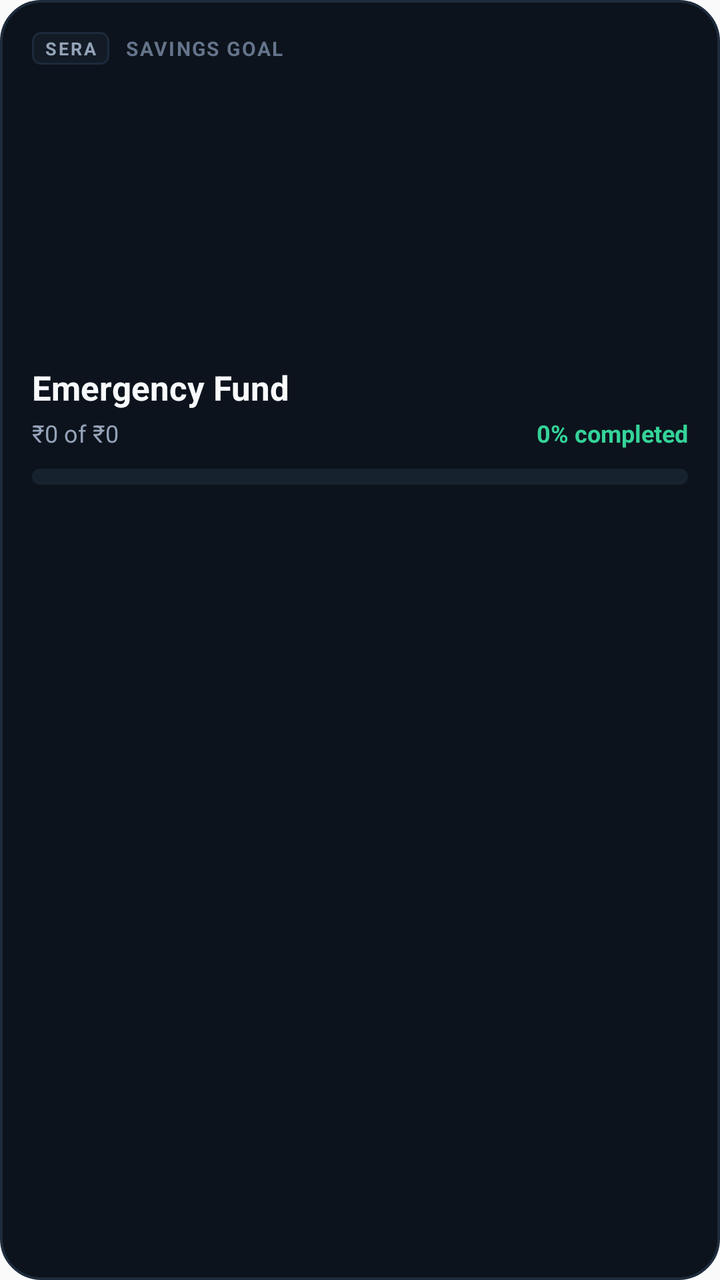
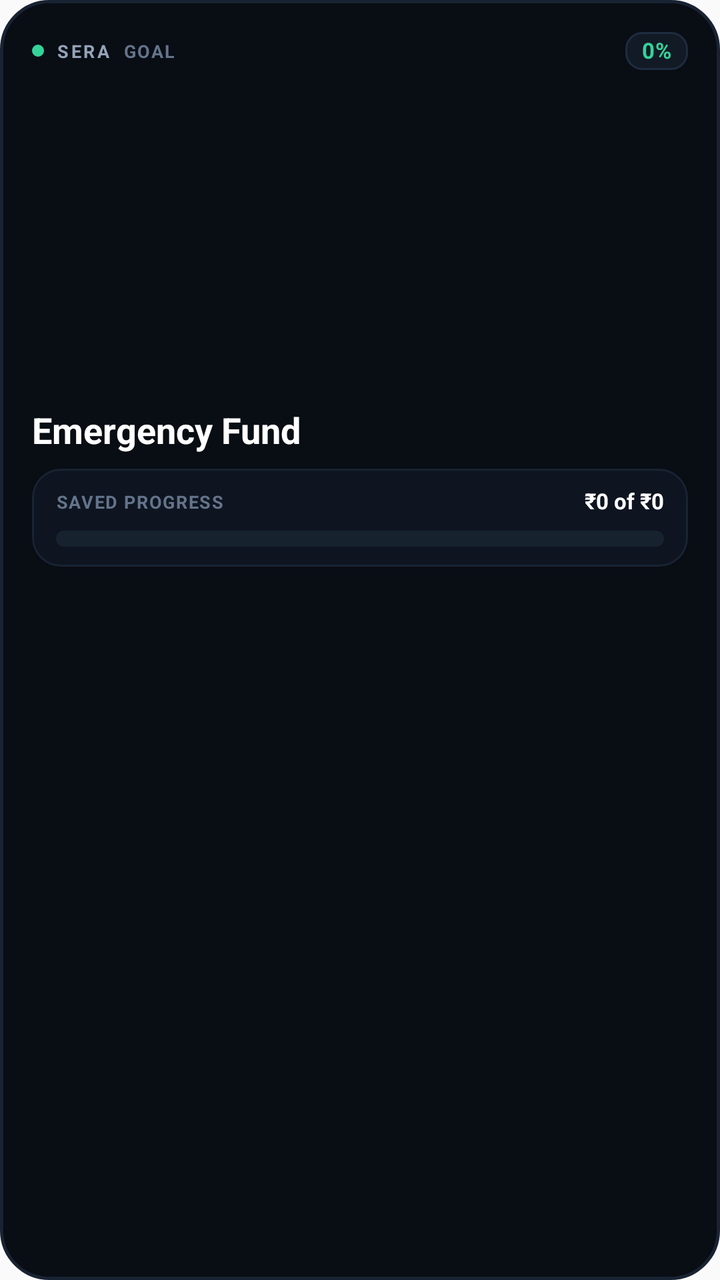

The first picture is an Android layout as it rendered before a commit; the second is the same layout after the commit. The layout source and the unified diff follow.
<!-- AndroidManifest.xml: application theme AppTheme -->
<!-- res/layout/sera_widget_goal.xml -->
<?xml version="1.0" encoding="utf-8"?>
<LinearLayout xmlns:android="http://schemas.android.com/apk/res/android"
    android:id="@+id/widget_goal_root"
    android:layout_width="match_parent"
    android:layout_height="match_parent"
    android:background="@drawable/widget_card_bg"
    android:orientation="vertical"
    android:padding="16dp">

    
    <LinearLayout
        android:layout_width="match_parent"
        android:layout_height="wrap_content"
        android:gravity="center_vertical"
        android:orientation="horizontal">

        <TextView
            android:layout_width="wrap_content"
            android:layout_height="wrap_content"
            android:background="@drawable/widget_pill_badge_bg"
            android:letterSpacing="0.12"
            android:paddingStart="6dp"
            android:paddingTop="2dp"
            android:paddingEnd="6dp"
            android:paddingBottom="2dp"
            android:text="SERA"
            android:textColor="#94A3B8"
            android:textSize="9sp"
            android:textStyle="bold" />

        <TextView
            android:layout_width="wrap_content"
            android:layout_height="wrap_content"
            android:layout_marginStart="8dp"
            android:ellipsize="end"
            android:letterSpacing="0.08"
            android:maxLines="1"
            android:text="SAVINGS GOAL"
            android:textColor="#64748B"
            android:textSize="10sp"
            android:textStyle="bold" />
    </LinearLayout>

    
    <FrameLayout
        android:layout_width="match_parent"
        android:layout_height="0dp"
        android:layout_weight="0.4" />

    <TextView
        android:id="@+id/widget_goal_title"
        android:layout_width="wrap_content"
        android:layout_height="wrap_content"
        android:ellipsize="end"
        android:includeFontPadding="false"
        android:maxLines="1"
        android:text="Emergency Fund"
        android:textColor="#F8FAFC"
        android:textSize="17sp"
        android:textStyle="bold" />

    <LinearLayout
        android:layout_width="match_parent"
        android:layout_height="wrap_content"
        android:layout_marginTop="6dp"
        android:gravity="center_vertical"
        android:orientation="horizontal">

        <TextView
            android:id="@+id/widget_goal_amounts"
            android:layout_width="0dp"
            android:layout_height="wrap_content"
            android:layout_weight="1"
            android:ellipsize="end"
            android:includeFontPadding="false"
            android:maxLines="1"
            android:text="₹0 of ₹0"
            android:textColor="#94A3B8"
            android:textSize="12sp" />

        <TextView
            android:id="@+id/widget_goal_percent"
            android:layout_width="wrap_content"
            android:layout_height="wrap_content"
            android:includeFontPadding="false"
            android:maxLines="1"
            android:text="0% completed"
            android:textColor="#34D399"
            android:textSize="12sp"
            android:textStyle="bold" />
    </LinearLayout>

    <ProgressBar
        android:id="@+id/widget_goal_progress"
        style="?android:attr/progressBarStyleHorizontal"
        android:layout_width="match_parent"
        android:layout_height="8dp"
        android:layout_marginTop="10dp"
        android:max="100"
        android:progress="0"
        android:progressDrawable="@drawable/widget_progress_bar" />

    
    <FrameLayout
        android:layout_width="match_parent"
        android:layout_height="0dp"
        android:layout_weight="1" />
</LinearLayout>
<!-- resources referenced by this layout -->
<resources>
  <!-- drawable widget_card_bg (drawable) -->
  <?xml version="1.0" encoding="utf-8"?>
  <shape xmlns:android="http://schemas.android.com/apk/res/android"
      android:shape="rectangle">
      <solid android:color="#0D131C" />
      <corners android:radius="20dp" />
      <stroke
          android:width="1.2dp"
          android:color="#1E2B3C" />
  </shape>
  <!-- drawable widget_pill_badge_bg (drawable) -->
  <?xml version="1.0" encoding="utf-8"?>
  <shape xmlns:android="http://schemas.android.com/apk/res/android"
      android:shape="rectangle">
      <solid android:color="#131B26" />
      <corners android:radius="4dp" />
      <stroke
          android:width="1dp"
          android:color="#1D2A3B" />
  </shape>
  <!-- drawable widget_progress_bar (drawable) -->
  <?xml version="1.0" encoding="utf-8"?>
  <layer-list xmlns:android="http://schemas.android.com/apk/res/android">
      <item android:id="@android:id/background">
          <shape>
              <corners android:radius="4dp" />
              <solid android:color="#17222F" />
          </shape>
      </item>
      <item android:id="@android:id/progress">
          <clip>
              <shape>
                  <corners android:radius="4dp" />
                  <solid android:color="#34D399" />
              </shape>
          </clip>
      </item>
  </layer-list>
  <style name="AppTheme" parent="Theme.AppCompat.DayNight.NoActionBar">
          
          <item name="android:editTextBackground">@drawable/rn_edit_text_material</item>
      </style>
  <!-- drawable rn_edit_text_material (drawable) -->
  <?xml version="1.0" encoding="utf-8"?>
  <inset xmlns:android="http://schemas.android.com/apk/res/android"
         android:insetLeft="@dimen/abc_edit_text_inset_horizontal_material"
         android:insetRight="@dimen/abc_edit_text_inset_horizontal_material"
         android:insetTop="@dimen/abc_edit_text_inset_top_material"
         android:insetBottom="@dimen/abc_edit_text_inset_bottom_material"
         >
  
      <selector>
          
          <item android:state_enabled="false" android:drawable="@drawable/abc_textfield_default_mtrl_alpha"/>
          <item android:drawable="@drawable/abc_textfield_activated_mtrl_alpha"/>
      </selector>
  
  </inset>
</resources>

<!-- the commit's change to res/layout/sera_widget_goal.xml (unified diff, before → after) -->
@@ -14,30 +14,57 @@
         android:gravity="center_vertical"
         android:orientation="horizontal">
 
+        <LinearLayout
+            android:layout_width="0dp"
+            android:layout_height="wrap_content"
+            android:layout_weight="1"
+            android:gravity="center_vertical"
+            android:orientation="horizontal">
+
+            <ImageView
+                android:layout_width="6dp"
+                android:layout_height="6dp"
+                android:contentDescription="Live"
+                android:src="@drawable/widget_dot_live" />
+
+            <TextView
+                android:layout_width="wrap_content"
+                android:layout_height="wrap_content"
+                android:layout_marginStart="6dp"
+                android:letterSpacing="0.14"
+                android:text="SERA"
+                android:textColor="#94A3B8"
+                android:textSize="9sp"
+                android:textStyle="bold" />
+
+            <TextView
+                android:layout_width="wrap_content"
+                android:layout_height="wrap_content"
+                android:layout_marginStart="6dp"
+                android:ellipsize="end"
+                android:letterSpacing="0.08"
+                android:maxLines="1"
+                android:text="GOAL"
+                android:textColor="#64748B"
+                android:textSize="9sp"
+                android:textStyle="bold" />
+        </LinearLayout>
+
         <TextView
+            android:id="@+id/widget_goal_percent"
             android:layout_width="wrap_content"
             android:layout_height="wrap_content"
             android:background="@drawable/widget_pill_badge_bg"
-            android:letterSpacing="0.12"
-            android:paddingStart="6dp"
-            android:paddingTop="2dp"
-            android:paddingEnd="6dp"
-            android:paddingBottom="2dp"
-            android:text="SERA"
-            android:textColor="#94A3B8"
-            android:textSize="9sp"
-            android:textStyle="bold" />
-
-        <TextView
-            android:layout_width="wrap_content"
-            android:layout_height="wrap_content"
-            android:layout_marginStart="8dp"
-            android:ellipsize="end"
-            android:letterSpacing="0.08"
+            android:includeFontPadding="false"
+            android:letterSpacing="0.04"
             android:maxLines="1"
-            android:text="SAVINGS GOAL"
-            android:textColor="#64748B"
-            android:textSize="10sp"
+            android:paddingStart="8dp"
+            android:paddingTop="3dp"
+            android:paddingEnd="8dp"
+            android:paddingBottom="3dp"
+            android:text="0%"
+            android:textColor="#34D399"
+            android:textSize="11sp"
             android:textStyle="bold" />
     </LinearLayout>
 
@@ -45,7 +72,7 @@
     <FrameLayout
         android:layout_width="match_parent"
         android:layout_height="0dp"
-        android:layout_weight="0.4" />
+        android:layout_weight="0.5" />
 
     <TextView
         android:id="@+id/widget_goal_title"
@@ -55,50 +82,61 @@
         android:includeFontPadding="false"
         android:maxLines="1"
         android:text="Emergency Fund"
-        android:textColor="#F8FAFC"
-        android:textSize="17sp"
+        android:textColor="#FFFFFF"
+        android:textSize="18sp"
         android:textStyle="bold" />
 
+    
     <LinearLayout
         android:layout_width="match_parent"
         android:layout_height="wrap_content"
-        android:layout_marginTop="6dp"
-        android:gravity="center_vertical"
-        android:orientation="horizontal">
+        android:layout_marginTop="8dp"
+        android:background="@drawable/widget_item_bg"
+        android:orientation="vertical"
+        android:paddingStart="12dp"
+        android:paddingTop="10dp"
+        android:paddingEnd="12dp"
+        android:paddingBottom="10dp">
 
-        <TextView
-            android:id="@+id/widget_goal_amounts"
-            android:layout_width="0dp"
+        <LinearLayout
+            android:layout_width="match_parent"
             android:layout_height="wrap_content"
-            android:layout_weight="1"
-            android:ellipsize="end"
-            android:includeFontPadding="false"
-            android:maxLines="1"
-            android:text="₹0 of ₹0"
-            android:textColor="#94A3B8"
-            android:textSize="12sp" />
+            android:gravity="center_vertical"
+            android:orientation="horizontal">
 
-        <TextView
-            android:id="@+id/widget_goal_percent"
-            android:layout_width="wrap_content"
-            android:layout_height="wrap_content"
-            android:includeFontPadding="false"
-            android:maxLines="1"
-            android:text="0% completed"
-            android:textColor="#34D399"
-            android:textSize="12sp"
-            android:textStyle="bold" />
+            <TextView
+                android:layout_width="0dp"
+                android:layout_height="wrap_content"
+                android:layout_weight="1"
+                android:letterSpacing="0.06"
+                android:text="SAVED PROGRESS"
+                android:textColor="#64748B"
+                android:textSize="9sp"
+                android:textStyle="bold" />
+
+            <TextView
+                android:id="@+id/widget_goal_amounts"
+                android:layout_width="wrap_content"
+                android:layout_height="wrap_content"
+                android:ellipsize="end"
+                android:includeFontPadding="false"
+                android:maxLines="1"
+                android:text="₹0 of ₹0"
+                android:textColor="#FFFFFF"
+                android:textSize="11sp"
+                android:textStyle="bold" />
+        </LinearLayout>
+
+        <ProgressBar
+            android:id="@+id/widget_goal_progress"
+            style="?android:attr/progressBarStyleHorizontal"
+            android:layout_width="match_parent"
+            android:layout_height="8dp"
+            android:layout_marginTop="8dp"
+            android:max="100"
+            android:progress="0"
+            android:progressDrawable="@drawable/widget_progress_bar" />
     </LinearLayout>
-
-    <ProgressBar
-        android:id="@+id/widget_goal_progress"
-        style="?android:attr/progressBarStyleHorizontal"
-        android:layout_width="match_parent"
-        android:layout_height="8dp"
-        android:layout_marginTop="10dp"
-        android:max="100"
-        android:progress="0"
-        android:progressDrawable="@drawable/widget_progress_bar" />
 
     
     <FrameLayout
<!-- resource entries referenced after the edit -->
@@ -4,21 +4,40 @@
   <?xml version="1.0" encoding="utf-8"?>
   <shape xmlns:android="http://schemas.android.com/apk/res/android"
       android:shape="rectangle">
-      <solid android:color="#0D131C" />
-      <corners android:radius="20dp" />
+      <solid android:color="#090D14" />
+      <corners android:radius="24dp" />
       <stroke
-          android:width="1.2dp"
-          android:color="#1E2B3C" />
+          android:width="1.5dp"
+          android:color="#182232" />
+  </shape>
+  <!-- drawable widget_dot_live (drawable) -->
+  <?xml version="1.0" encoding="utf-8"?>
+  <shape xmlns:android="http://schemas.android.com/apk/res/android"
+      android:shape="oval">
+      <solid android:color="#34D399" />
+      <size
+          android:width="6dp"
+          android:height="6dp" />
+  </shape>
+  <!-- drawable widget_item_bg (drawable) -->
+  <?xml version="1.0" encoding="utf-8"?>
+  <shape xmlns:android="http://schemas.android.com/apk/res/android"
+      android:shape="rectangle">
+      <solid android:color="#0E1520" />
+      <corners android:radius="14dp" />
+      <stroke
+          android:width="1dp"
+          android:color="#182333" />
   </shape>
   <!-- drawable widget_pill_badge_bg (drawable) -->
   <?xml version="1.0" encoding="utf-8"?>
   <shape xmlns:android="http://schemas.android.com/apk/res/android"
       android:shape="rectangle">
-      <solid android:color="#131B26" />
-      <corners android:radius="4dp" />
+      <solid android:color="#121A26" />
+      <corners android:radius="8dp" />
       <stroke
           android:width="1dp"
-          android:color="#1D2A3B" />
+          android:color="#1E2C3E" />
   </shape>
   <!-- drawable widget_progress_bar (drawable) -->
   <?xml version="1.0" encoding="utf-8"?>
